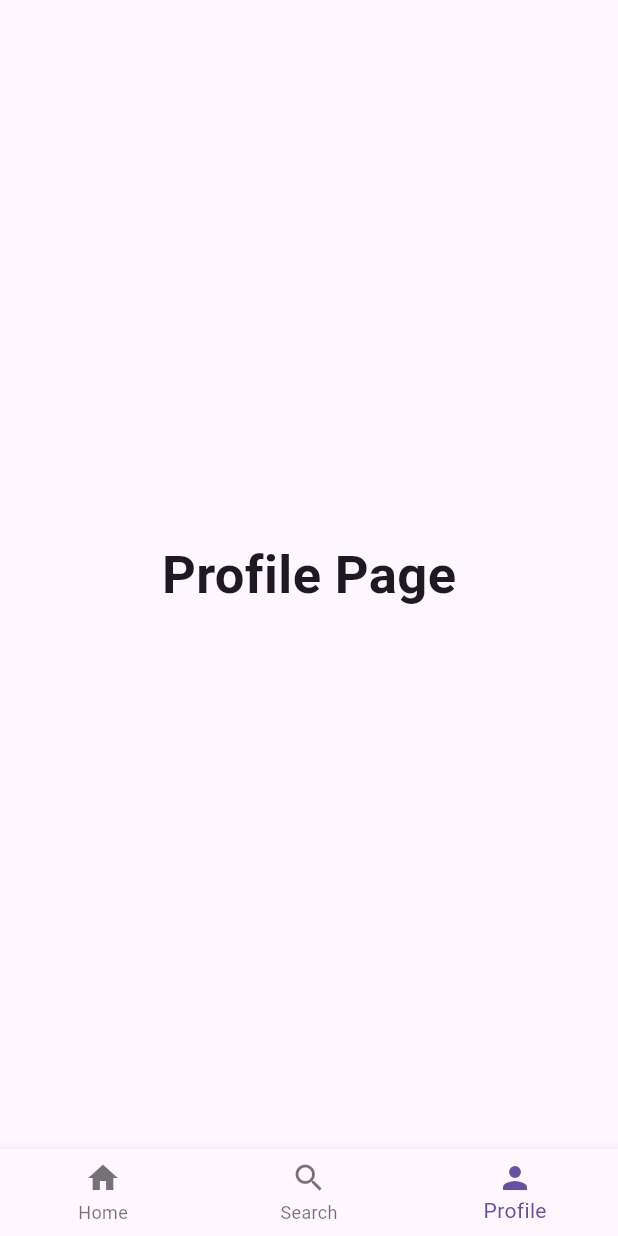
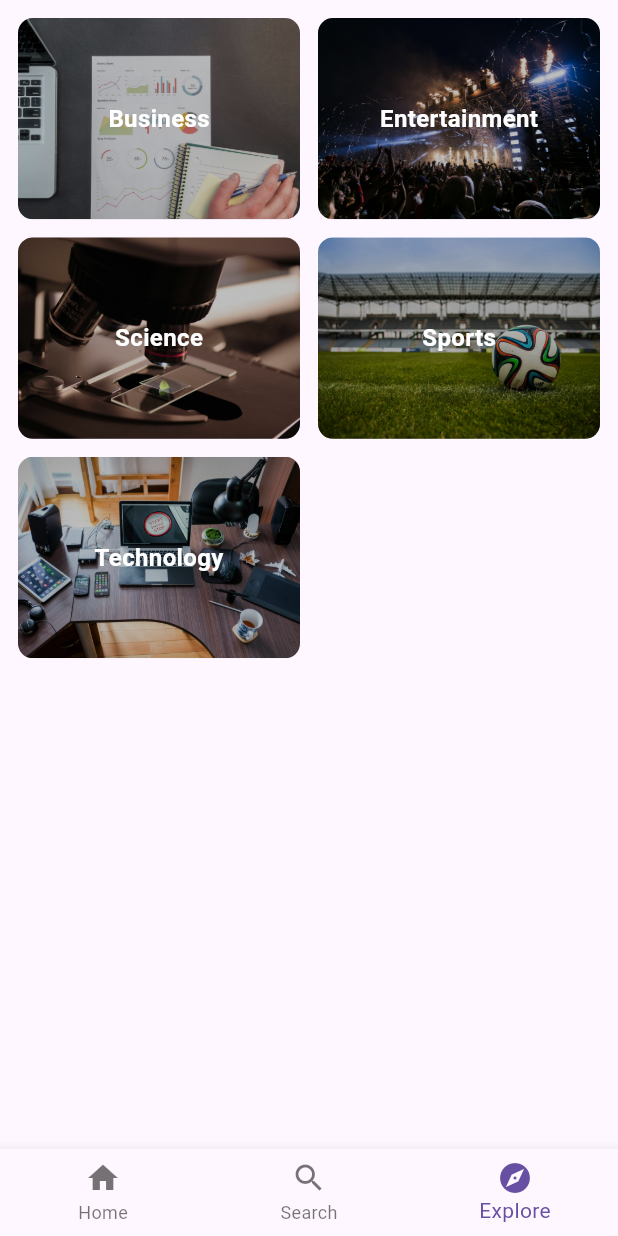
Before and after one commit to shahriarnur03/NewsNow, a Flutter app: the screen it shows after launch, item 3 of the bottom bar chosen, on a phone screen of 412 x 824 dp. Run offline on Flutter 3.47's test engine with Material 3 defaults, Android fonts, the phone set to English and light mode, and no system bars.

Commit message:
API integration and explore screen

```diff
--- a/lib/models/category_model.dart
+++ b/lib/models/category_model.dart
@@ -1,4 +1,6 @@
 class CategoryModel {
-  String? categoryName;
-  String? image;
+  String categoryName;
+  String image;
+
+  CategoryModel({required this.categoryName, required this.image});
 }
--- a/lib/services/data.dart
+++ b/lib/services/data.dart
@@ -1,6 +1,22 @@
-// List<CategoryModel> getCategries() {
-//   List<Category> category = [];
+import 'package:newsnow/models/category_model.dart';
 
-//   CategoryModel categoryModel = new CategoryModel();
+List<CategoryModel> getCategories(){
+  List<CategoryModel>category=[];
 
-// }
+  CategoryModel categoryModel=new CategoryModel(categoryName: "Business", image: "assets/images/business.jpg");
+  category.add(categoryModel);
+
+  categoryModel=new CategoryModel(categoryName: "Entertainment", image: "assets/images/entertainment.jpg");
+  category.add(categoryModel);
+
+  categoryModel=new CategoryModel(categoryName: "Science", image: "assets/images/science.jpg");
+  category.add(categoryModel);
+
+  categoryModel=new CategoryModel(categoryName: "Sports", image: "assets/images/sports.jpg");
+  category.add(categoryModel);
+
+  categoryModel=new CategoryModel(categoryName: "Technology", image: "assets/images/technology.jpg");
+  category.add(categoryModel);
+
+  return category;
+}
--- a/lib/views/bottom_nav_screen.dart
+++ b/lib/views/bottom_nav_screen.dart
@@ -1,4 +1,5 @@
 import 'package:flutter/material.dart';
+import 'package:newsnow/views/explore_screen.dart';
 import 'package:newsnow/views/home_screen.dart'; // Import the simplified HomeScreen
 
 class BottomNavScreen extends StatefulWidget {
@@ -19,12 +20,7 @@ class _BottomNavScreenState extends State<BottomNavScreen> {
         style: TextStyle(fontSize: 35, fontWeight: FontWeight.bold),
       ),
     ),
-    const Center(
-      child: Text(
-        'Profile Page',
-        style: TextStyle(fontSize: 35, fontWeight: FontWeight.bold),
-      ),
-    ),
+    const ExploreScreen(),
   ];
 
   @override
@@ -42,8 +38,8 @@ class _BottomNavScreenState extends State<BottomNavScreen> {
             label: "Search",
           ),
           BottomNavigationBarItem(
-            icon: Icon(Icons.person),
-            label: "Profile",
+            icon: Icon(Icons.explore_sharp),
+            label: "Explore",
           ),
         ],
         type: BottomNavigationBarType.fixed,
--- /dev/null
+++ b/lib/views/explore_screen.dart
@@ -0,0 +1,47 @@
+import 'package:flutter/material.dart';
+import 'package:newsnow/models/category_model.dart';
+import 'package:newsnow/services/data.dart';
+import 'package:newsnow/views/widgets/type_card.dart';
+
+class ExploreScreen extends StatefulWidget {
+  const ExploreScreen({super.key});
+
+  @override
+  State<ExploreScreen> createState() => _ExploreScreenState();
+}
+
+class _ExploreScreenState extends State<ExploreScreen> {
+  List<CategoryModel> categories = [];
+
+  @override
+  void initState() {
+    super.initState();
+    categories = getCategories();
+  }
+
+  @override
+  Widget build(BuildContext context) {
+    return Scaffold(
+      body: SafeArea(
+        child: Padding(
+          padding: const EdgeInsets.all(12.0),
+          child: GridView.builder(
+            itemCount: categories.length,
+            gridDelegate: const SliverGridDelegateWithFixedCrossAxisCount(
+              crossAxisCount: 2,           // প্রতি row এ 2 টা
+              crossAxisSpacing: 12,        // column gap
+              mainAxisSpacing: 12,         // row gap
+              childAspectRatio: 1.4,       // width : height ratio (size balance করার জন্য)
+            ),
+            itemBuilder: (context, index) {
+              return TypeCard(
+                image: categories[index].image,
+                categoryName: categories[index].categoryName,
+              );
+            },
+          ),
+        ),
+      ),
+    );
+  }
+}
--- /dev/null
+++ b/lib/views/widgets/type_card.dart
@@ -0,0 +1,36 @@
+import 'package:flutter/material.dart';
+
+class TypeCard extends StatelessWidget {
+  final String image;
+  final String categoryName;
+
+  const TypeCard({super.key, required this.image, required this.categoryName});
+
+  @override
+  Widget build(BuildContext context) {
+    return ClipRRect(
+      borderRadius: BorderRadius.circular(10),
+      child: Stack(
+        fit: StackFit.expand,
+        children: [
+          Image.asset(
+            image,
+            fit: BoxFit.cover,
+          ),
+          Container(
+            color: Colors.black26, // overlay
+            alignment: Alignment.center,
+            child: Text(
+              categoryName,
+              style: const TextStyle(
+                color: Colors.white,
+                fontSize: 16,
+                fontWeight: FontWeight.bold,
+              ),
+            ),
+          ),
+        ],
+      ),
+    );
+  }
+}
```
Also changed, not shown: lib/models/article_model.dart (added, +8 -0 lines), lib/services/news.dart (added, +35 -0 lines), lib/views/home_screen.dart (+51 -12 lines), lib/views/widgets/news_card.dart (+7 -5 lines), pubspec.yaml (+48 -47 lines), assets/images/business.jpg (added), assets/images/entertainment.jpg (added), assets/images/science.jpg (added), assets/images/sports.jpg (added), assets/images/technology.jpg (added), pubspec.lock, 2 other files.
